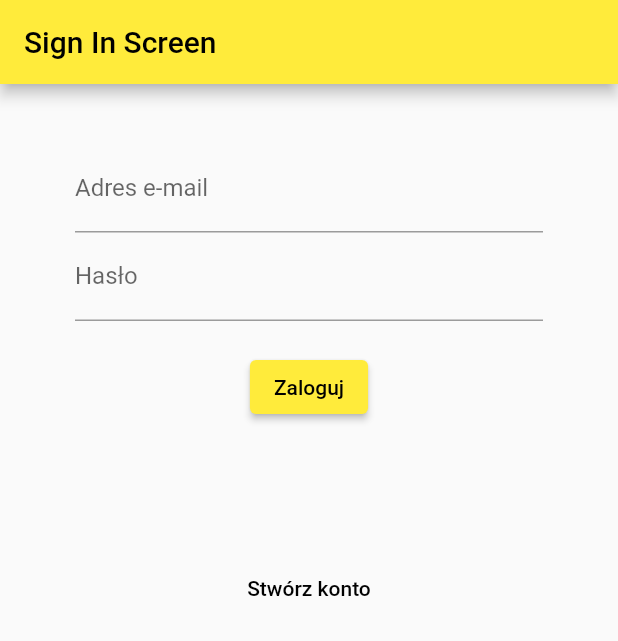
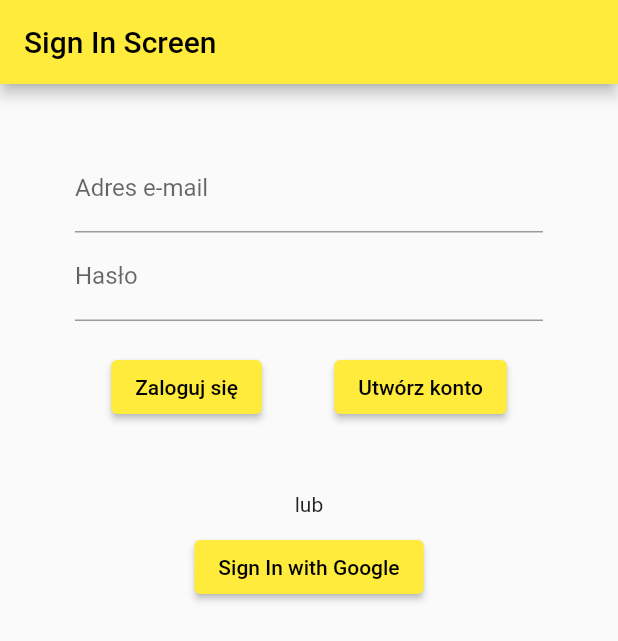
Before and after one commit to arturoszulc/sepapka, a Flutter app: the screen it shows after launch, on a phone screen of 412 x 824 dp. Shown: the top 641 px of the screen. Run offline on Flutter 3.47's test engine with Material 2 defaults, Android fonts, the phone set to English and light mode, and no system bars; our stand-ins replace cloud_firestore, firebase_auth, firebase_core, flutter_spinkit, get_it, percent_indicator; accounts and stored records are empty.

Commit message:
Created user sign up flow

```diff
--- a/lib/model_layer/services/database_service.dart
+++ b/lib/model_layer/services/database_service.dart
@@ -43,12 +43,12 @@ class DatabaseService {
       userQListPractice: user.qListPractice.map((e) => e.convertToMap()).toList(),
       userQListNotShown: user.qListNotShown.map((e) => e.convertToMap()).toList(),
     }).then((value) =>
-        debugPrint('User updated'));
+        debugPrint('/// DB: User updated ///'));
   }
 
 
   // GET LOGGED USER DATA
-  Future<LoggedUser?> getUserData(String uid) async {
+  Future<LoggedUser> getUserData(String uid) async {
     var doc = await usersCollection.doc(uid).get();
     return LoggedUser(
       documentId: doc.id,
--- a/lib/utils/consts.dart
+++ b/lib/utils/consts.dart
@@ -99,7 +99,7 @@ final Question q5 = Question(
 //DB Errors
 const String errorGetQVersionFromDB = '### Nie udało się pobrać wersji pytań z bazy danych ###';
 const String errorGetQListFromDB = '### Nie można pobrać listy pytań. Sprawdź połączenie z internetem ###';
-const String errorGetUserDataFromDB = 'Błąd pobierania danych użytkownika. Sprawdź połączenie z internetem';
+const String errorGetUserDataFromDB = '### Błąd pobierania danych użytkownika. Spróbuje utworzyć nowego... ### ';
 
 //AuthService Errors
 const String errorSignIn = '### AuthService.signInEmail() error: ';
--- a/lib/view_layer/authenticate/sing_in_screen.dart
+++ b/lib/view_layer/authenticate/sing_in_screen.dart
@@ -53,12 +53,24 @@ class SignInScreen extends StatelessWidget {
               ),
             ),
             const SizedBox(height: 20.0),
-            ElevatedButton(
-              onPressed: () {
-                manager.signIn(email: email, password: password);
-                // manager.addQuestionsToDb();
-              },
-              child: const Text('Zaloguj'),
+            Row(
+              mainAxisAlignment: MainAxisAlignment.spaceAround,
+              children: [
+                ElevatedButton(
+                  onPressed: () {
+                    manager.signIn(email: email, password: password);
+                    // manager.addQuestionsToDb();
+                  },
+                  child: const Text('Zaloguj się'),
+                ),
+                ElevatedButton(
+                  onPressed: () {
+                    manager.register(email: email, password: password);
+                    // manager.addQuestionsToDb();
+                  },
+                  child: const Text('Utwórz konto'),
+                ),
+              ],
             ),
             Padding(
               padding: const EdgeInsets.all(10.0),
@@ -68,12 +80,13 @@ class SignInScreen extends StatelessWidget {
                 textAlign: TextAlign.center,
               ),
             ),
-            const SizedBox(
-              height: 50.0,
-            ),
-            TextButton(
-              onPressed: () {},
-              child: const Text('Stwórz konto', style: TextStyle(color: Colors.black),),
+            const SizedBox(height: 10.0),
+            const Text('lub'),
+            const SizedBox(height: 10.0),
+            ElevatedButton(
+              onPressed: () {
+              },
+              child: const Text('Sign In with Google'),
             ),
           ],
         ),
--- a/lib/viewmodel_layer/manager.dart
+++ b/lib/viewmodel_layer/manager.dart
@@ -22,11 +22,12 @@ class Manager extends ChangeNotifier {
 
   //Manager properties
   bool _loading = false;
+  // bool _newUser = false;
   String? _errorMsg;
 
   //Manager getters
   bool get loading => _loading;
-
+  // bool get newUser => _newUser;
   String? get errorMsg => _errorMsg;
 
   //External Getters
@@ -57,8 +58,9 @@ class Manager extends ChangeNotifier {
     }
     _errorMsg = failure.errorString;
     debugPrint(_errorMsg);
-    // if (loading == false) setLoading(true);
+    if (loading == true) setLoading(false);
   }
+
 
   setLoading(bool loading) async {
     _loading = loading;
@@ -67,16 +69,16 @@ class Manager extends ChangeNotifier {
 
   // methods deployed automatically after user signs in or signs out //
   watchAuthUser() {
-    authUser.listen((User? user) {
+    authUser.listen((User? user) async {
       if (user != null) {
         debugPrint('/// User signed in ///');
-        prepareData(user.uid);
+        await prepareData(user.uid);
       }
       if (user == null) {
         debugPrint('/// User signed out ///');
-        _userService.logOutUser();
-        notifyListeners();
+        await _userService.logOutUser();
       }
+      setLoading(false);
     });
   }
 
@@ -88,13 +90,12 @@ class Manager extends ChangeNotifier {
     Object createUserResult = await _userService.createUserLocal(userId);
     if (createUserResult is Failure) {
       setError(createUserResult);
-      setLoading(false);
       return;
     }
-    //prepare questions
+
+    //next prepare questions
     Object prepareDataResult = await _questionService.prepareGlobalData();
     if (prepareDataResult is Failure) setError(prepareDataResult);
-    setLoading(false);
   }
 
   // methods deployed ON DEMAND
@@ -106,7 +107,6 @@ class Manager extends ChangeNotifier {
     Object signInResult = await _authService.signInEmail(email, password);
     if (signInResult is Failure) setError(signInResult);
     if (signInResult is Success) setError(null);
-    setLoading(false);
   }
 
   register({required String email, required String password}) async {
@@ -115,7 +115,10 @@ class Manager extends ChangeNotifier {
     //register user
     Object registerResult = await _authService.registerWithEmailAndPassword(email, password);
     if (registerResult is Failure) setError(registerResult);
-  }
+    if (registerResult is Success) setError(null);
+
+    }
+
 
   signOut() async {
     bool result = await _authService.signOut();
@@ -152,7 +155,7 @@ class Manager extends ChangeNotifier {
 
   moveQuestionToNew() {}
 
-  //METHODS ON DEMAND ********
+  // ******* METHODS ON DEMAND ********
   addQuestionsToDb() async {
     for (var question in questionListDB) {
       await _databaseService.uploadQuestions(question);
```
Also changed, not shown: lib/model_layer/services/user_service.dart (+14 -32 lines), lib/view_layer/custom_widgets/forms/auth_form.dart (deleted, +0 -27 lines).
